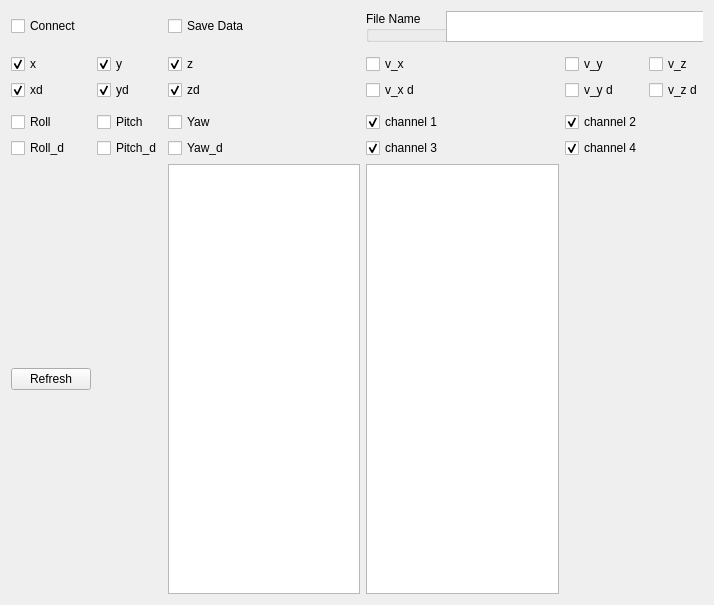
First picture: the form in gui/src/gui/positionPlot.ui, repository massimilianop/sml_under_development, before the edit.
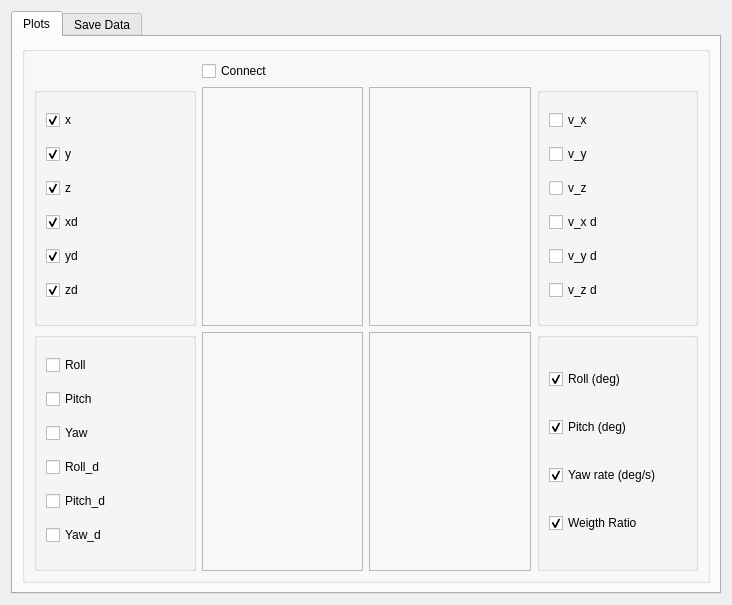
Second picture: the form after the edit.

The edit to the form file:
```diff
--- a/gui/src/gui/positionPlot.ui
+++ b/gui/src/gui/positionPlot.ui
@@ -6,7 +6,7 @@
    <rect>
     <x>0</x>
     <y>0</y>
-    <width>714</width>
+    <width>732</width>
     <height>605</height>
    </rect>
   </property>
@@ -17,252 +17,201 @@
    <string notr="true"/>
   </property>
   <layout class="QGridLayout" name="gridLayout">
-   <item row="0" column="4" colspan="3">
-    <widget class="QGroupBox" name="groupBox">
+   <item row="0" column="1">
+    <widget class="QTabWidget" name="tabWidget">
+     <property name="currentIndex">
+      <number>0</number>
+     </property>
+     <widget class="QWidget" name="tab">
+      <attribute name="title">
+       <string>Plots</string>
+      </attribute>
+      <layout class="QGridLayout" name="gridLayout_8">
+       <item row="0" column="0">
+        <widget class="QGroupBox" name="groupBox_2">
      <property name="title">
-      <string>File Name</string>
-     </property>
-     <widget class="QPlainTextEdit" name="input_file_name">
-      <property name="geometry">
-       <rect>
-        <x>80</x>
-        <y>0</y>
-        <width>261</width>
-        <height>31</height>
-       </rect>
-      </property>
-     </widget>
-    </widget>
-   </item>
-   <item row="6" column="1">
-    <widget class="QCheckBox" name="Xcheck">
-     <property name="text">
-      <string>x</string>
-     </property>
-     <property name="checked">
-      <bool>true</bool>
-     </property>
-    </widget>
-   </item>
-   <item row="8" column="1">
-    <widget class="QCheckBox" name="Xdcheck">
-     <property name="text">
-      <string>xd</string>
-     </property>
-     <property name="checked">
-      <bool>true</bool>
+          <string/>
+         </property>
+         <layout class="QGridLayout" name="gridLayout_3">
+          <item row="3" column="2">
+           <widget class="QFrame" name="frame_2">
+            <property name="frameShape">
+             <enum>QFrame::StyledPanel</enum>
+            </property>
+            <property name="frameShadow">
+             <enum>QFrame::Raised</enum>
+            </property>
+           </widget>
+          </item>
+          <item row="7" column="2">
+           <widget class="QFrame" name="frame_4">
+            <property name="frameShape">
+             <enum>QFrame::StyledPanel</enum>
+            </property>
+            <property name="frameShadow">
+             <enum>QFrame::Raised</enum>
      </property>
     </widget>
    </item>
-   <item row="8" column="2">
-    <widget class="QCheckBox" name="Ydcheck">
-     <property name="text">
-      <string>yd</string>
-     </property>
-     <property name="checked">
-      <bool>true</bool>
-     </property>
-    </widget>
-   </item>
-   <item row="6" column="2">
-    <widget class="QCheckBox" name="Ycheck">
-     <property name="text">
-      <string>y</string>
-     </property>
-     <property name="checked">
-      <bool>true</bool>
-     </property>
-    </widget>
-   </item>
-   <item row="8" column="3">
-    <widget class="QCheckBox" name="Zdcheck">
-     <property name="text">
-      <string>zd</string>
-     </property>
-     <property name="checked">
-      <bool>true</bool>
-     </property>
-    </widget>
-   </item>
-   <item row="20" column="1">
-    <widget class="QCheckBox" name="Roll_check">
-     <property name="text">
-      <string>Roll</string>
-     </property>
-    </widget>
-   </item>
-   <item row="20" column="2">
-    <widget class="QCheckBox" name="Pitch_check">
-     <property name="text">
-      <string>Pitch</string>
-     </property>
-    </widget>
-   </item>
-   <item row="20" column="3">
-    <widget class="QCheckBox" name="Yaw_check">
-     <property name="text">
-      <string>Yaw</string>
-     </property>
-    </widget>
-   </item>
-   <item row="21" column="1">
-    <widget class="QCheckBox" name="Rolld_check">
-     <property name="text">
-      <string>Roll_d</string>
-     </property>
-    </widget>
-   </item>
-   <item row="21" column="2">
-    <widget class="QCheckBox" name="Pitchd_check">
-     <property name="text">
-      <string>Pitch_d</string>
-     </property>
-    </widget>
-   </item>
-   <item row="21" column="3">
-    <widget class="QCheckBox" name="Yawd_check">
-     <property name="text">
-      <string>Yaw_d</string>
-     </property>
-    </widget>
-   </item>
-   <item row="0" column="3">
-    <widget class="QCheckBox" name="ButtonRequestSave">
-     <property name="text">
-      <string>Save Data</string>
-     </property>
-    </widget>
-   </item>
-   <item row="6" column="4">
+          <item row="3" column="3">
+           <widget class="QGroupBox" name="groupBox_4">
+            <property name="title">
+             <string/>
+            </property>
+            <layout class="QVBoxLayout" name="verticalLayout_3">
+             <item>
     <widget class="QCheckBox" name="Xvelcheck">
      <property name="text">
       <string>v_x</string>
      </property>
     </widget>
    </item>
-   <item row="6" column="5">
+             <item>
     <widget class="QCheckBox" name="Yvelcheck">
      <property name="text">
       <string>v_y</string>
      </property>
     </widget>
    </item>
-   <item row="6" column="3">
-    <widget class="QCheckBox" name="Zcheck">
-     <property name="text">
-      <string>z</string>
-     </property>
-     <property name="checked">
-      <bool>true</bool>
-     </property>
-    </widget>
-   </item>
-   <item row="6" column="6">
+             <item>
     <widget class="QCheckBox" name="Zvelcheck">
      <property name="text">
       <string>v_z</string>
      </property>
     </widget>
    </item>
-   <item row="4" column="4" colspan="3">
-    <widget class="QFrame" name="frame_2">
-     <property name="frameShape">
-      <enum>QFrame::StyledPanel</enum>
-     </property>
-     <property name="frameShadow">
-      <enum>QFrame::Raised</enum>
-     </property>
-    </widget>
-   </item>
-   <item row="4" column="1" colspan="3">
-    <widget class="QFrame" name="frame">
-     <property name="frameShape">
-      <enum>QFrame::StyledPanel</enum>
-     </property>
-     <property name="frameShadow">
-      <enum>QFrame::Raised</enum>
-     </property>
-    </widget>
-   </item>
-   <item row="8" column="4">
+             <item>
     <widget class="QCheckBox" name="Xdvelcheck">
      <property name="text">
       <string>v_x d</string>
      </property>
     </widget>
    </item>
-   <item row="8" column="5">
+             <item>
     <widget class="QCheckBox" name="Ydvelcheck">
      <property name="text">
       <string>v_y d</string>
      </property>
     </widget>
    </item>
-   <item row="8" column="6">
+             <item>
     <widget class="QCheckBox" name="Zdvelcheck">
      <property name="text">
       <string>v_z d</string>
      </property>
     </widget>
    </item>
-   <item row="19" column="1" colspan="3">
-    <widget class="QFrame" name="frame_3">
-     <property name="frameShape">
-      <enum>QFrame::StyledPanel</enum>
-     </property>
-     <property name="frameShadow">
-      <enum>QFrame::Raised</enum>
-     </property>
-    </widget>
-   </item>
-   <item row="19" column="4" colspan="3">
-    <widget class="QFrame" name="frame_4">
-     <property name="frameShape">
-      <enum>QFrame::StyledPanel</enum>
-     </property>
-     <property name="frameShadow">
-      <enum>QFrame::Raised</enum>
-     </property>
-    </widget>
-   </item>
-   <item row="20" column="4">
+            </layout>
+           </widget>
+          </item>
+          <item row="7" column="3">
+           <widget class="QGroupBox" name="groupBox_6">
+            <property name="title">
+             <string/>
+            </property>
+            <layout class="QVBoxLayout" name="verticalLayout_4">
+             <item>
     <widget class="QCheckBox" name="Ch1check">
      <property name="text">
-      <string>channel 1</string>
+                <string>Roll (deg)</string>
      </property>
      <property name="checked">
       <bool>true</bool>
      </property>
     </widget>
    </item>
-   <item row="20" column="5">
+             <item>
     <widget class="QCheckBox" name="Ch2check">
      <property name="text">
-      <string>channel 2</string>
+                <string>Pitch (deg)</string>
      </property>
      <property name="checked">
       <bool>true</bool>
      </property>
     </widget>
    </item>
-   <item row="21" column="5">
-    <widget class="QCheckBox" name="Ch4check">
-     <property name="text">
-      <string>channel 4</string>
-     </property>
-     <property name="checked">
-      <bool>true</bool>
-     </property>
-    </widget>
-   </item>
-   <item row="21" column="4">
+             <item>
     <widget class="QCheckBox" name="Ch3check">
      <property name="text">
-      <string>channel 3</string>
+                <string>Yaw rate (deg/s)</string>
      </property>
      <property name="checked">
       <bool>true</bool>
      </property>
+              </widget>
+             </item>
+             <item>
+              <widget class="QCheckBox" name="Ch4check">
+               <property name="text">
+                <string>Weigth Ratio</string>
+               </property>
+               <property name="checked">
+                <bool>true</bool>
+               </property>
+              </widget>
+             </item>
+            </layout>
+           </widget>
+          </item>
+          <item row="7" column="1">
+           <widget class="QFrame" name="frame_3">
+            <property name="frameShape">
+             <enum>QFrame::StyledPanel</enum>
+            </property>
+            <property name="frameShadow">
+             <enum>QFrame::Raised</enum>
+            </property>
+           </widget>
+          </item>
+          <item row="7" column="0">
+           <widget class="QGroupBox" name="groupBox_5">
+            <property name="title">
+             <string/>
+            </property>
+            <layout class="QVBoxLayout" name="verticalLayout_2">
+             <item>
+              <widget class="QCheckBox" name="Roll_check">
+               <property name="text">
+                <string>Roll</string>
+               </property>
+              </widget>
+             </item>
+             <item>
+              <widget class="QCheckBox" name="Pitch_check">
+               <property name="text">
+                <string>Pitch</string>
+               </property>
+              </widget>
+             </item>
+             <item>
+              <widget class="QCheckBox" name="Yaw_check">
+               <property name="text">
+                <string>Yaw</string>
+               </property>
+              </widget>
+             </item>
+             <item>
+              <widget class="QCheckBox" name="Rolld_check">
+               <property name="text">
+                <string>Roll_d</string>
+               </property>
+              </widget>
+             </item>
+             <item>
+              <widget class="QCheckBox" name="Pitchd_check">
+               <property name="text">
+                <string>Pitch_d</string>
+               </property>
+              </widget>
+             </item>
+             <item>
+              <widget class="QCheckBox" name="Yawd_check">
+               <property name="text">
+                <string>Yaw_d</string>
+               </property>
+              </widget>
+             </item>
+            </layout>
     </widget>
    </item>
    <item row="0" column="1">
@@ -275,17 +224,134 @@
      </property>
     </widget>
    </item>
-   <item row="22" column="4">
-    <widget class="QListWidget" name="list_pdf_files"/>
-   </item>
-   <item row="22" column="3">
-    <widget class="QListWidget" name="list_text_files"/>
-   </item>
-   <item row="22" column="1">
+          <item row="3" column="1">
+           <widget class="QFrame" name="frame">
+            <property name="frameShape">
+             <enum>QFrame::StyledPanel</enum>
+            </property>
+            <property name="frameShadow">
+             <enum>QFrame::Raised</enum>
+            </property>
+           </widget>
+          </item>
+          <item row="3" column="0">
+           <widget class="QGroupBox" name="groupBox_3">
+            <property name="title">
+             <string/>
+            </property>
+            <layout class="QVBoxLayout" name="verticalLayout">
+             <item>
+              <widget class="QCheckBox" name="Xcheck">
+               <property name="text">
+                <string>x</string>
+               </property>
+               <property name="checked">
+                <bool>true</bool>
+               </property>
+              </widget>
+             </item>
+             <item>
+              <widget class="QCheckBox" name="Ycheck">
+               <property name="text">
+                <string>y</string>
+               </property>
+               <property name="checked">
+                <bool>true</bool>
+               </property>
+              </widget>
+             </item>
+             <item>
+              <widget class="QCheckBox" name="Zcheck">
+               <property name="text">
+                <string>z</string>
+               </property>
+               <property name="checked">
+                <bool>true</bool>
+               </property>
+              </widget>
+             </item>
+             <item>
+              <widget class="QCheckBox" name="Xdcheck">
+               <property name="text">
+                <string>xd</string>
+               </property>
+               <property name="checked">
+                <bool>true</bool>
+               </property>
+              </widget>
+             </item>
+             <item>
+              <widget class="QCheckBox" name="Ydcheck">
+               <property name="text">
+                <string>yd</string>
+               </property>
+               <property name="checked">
+                <bool>true</bool>
+               </property>
+              </widget>
+             </item>
+             <item>
+              <widget class="QCheckBox" name="Zdcheck">
+               <property name="text">
+                <string>zd</string>
+               </property>
+               <property name="checked">
+                <bool>true</bool>
+               </property>
+              </widget>
+             </item>
+            </layout>
+           </widget>
+          </item>
+         </layout>
+        </widget>
+       </item>
+      </layout>
+     </widget>
+     <widget class="QWidget" name="tab_2">
+      <attribute name="title">
+       <string>Save Data</string>
+      </attribute>
+      <layout class="QGridLayout" name="gridLayout_9">
+       <item row="4" column="0" colspan="4">
     <widget class="QPushButton" name="refresh_button">
      <property name="text">
       <string>Refresh</string>
      </property>
+        </widget>
+       </item>
+       <item row="3" column="0">
+        <widget class="QListWidget" name="list_text_files"/>
+       </item>
+       <item row="3" column="1">
+        <widget class="QListWidget" name="list_pdf_files"/>
+       </item>
+       <item row="2" column="0">
+        <widget class="QCheckBox" name="ButtonRequestSave">
+         <property name="text">
+          <string>Save Data</string>
+         </property>
+        </widget>
+       </item>
+       <item row="2" column="1">
+        <widget class="QGroupBox" name="groupBox">
+         <property name="title">
+          <string>File Name</string>
+         </property>
+         <widget class="QPlainTextEdit" name="input_file_name">
+          <property name="geometry">
+           <rect>
+            <x>80</x>
+            <y>0</y>
+            <width>261</width>
+            <height>31</height>
+           </rect>
+          </property>
+         </widget>
+        </widget>
+       </item>
+      </layout>
+     </widget>
     </widget>
    </item>
   </layout>
```
Lines whose indentation alone changed are shown as unchanged.
